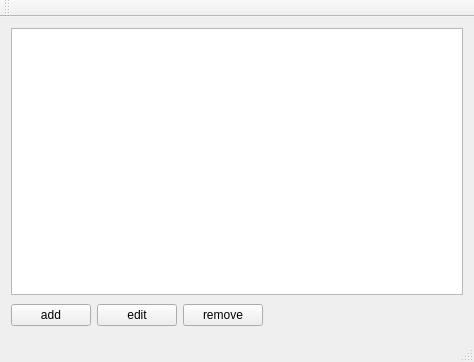
First picture: the form in qt_designer/mainwindow.ui, repository Zhantianyuan/week3, before the edit.
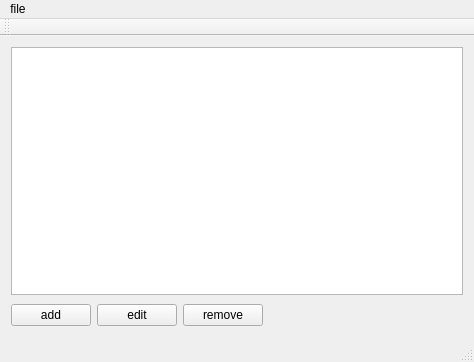
Second picture: the form after the edit.

Patch:
```diff
--- a/qt_designer/mainwindow.ui
+++ b/qt_designer/mainwindow.ui
@@ -62,6 +62,15 @@
     </item>
    </layout>
   </widget>
+  <widget class="QToolBar" name="mainToolBar">
+   <attribute name="toolBarArea">
+    <enum>TopToolBarArea</enum>
+   </attribute>
+   <attribute name="toolBarBreak">
+    <bool>false</bool>
+   </attribute>
+  </widget>
+  <widget class="QStatusBar" name="statusBar"/>
   <widget class="QMenuBar" name="menuBar">
    <property name="geometry">
     <rect>
@@ -71,16 +80,28 @@
      <height>26</height>
     </rect>
    </property>
+   <widget class="QMenu" name="menufile">
+    <property name="title">
+     <string>file</string>
+    </property>
+    <addaction name="actionsave"/>
+    <addaction name="actionsave_as"/>
+   </widget>
+   <addaction name="menufile"/>
   </widget>
-  <widget class="QToolBar" name="mainToolBar">
-   <attribute name="toolBarArea">
-    <enum>TopToolBarArea</enum>
-   </attribute>
-   <attribute name="toolBarBreak">
-    <bool>false</bool>
-   </attribute>
-  </widget>
-  <widget class="QStatusBar" name="statusBar"/>
+  <action name="actionsave">
+   <property name="text">
+    <string>save</string>
+   </property>
+   <property name="shortcut">
+    <string>Ctrl+S</string>
+   </property>
+  </action>
+  <action name="actionsave_as">
+   <property name="text">
+    <string>save as</string>
+   </property>
+  </action>
  </widget>
  <layoutdefault spacing="6" margin="11"/>
  <resources/>
```
